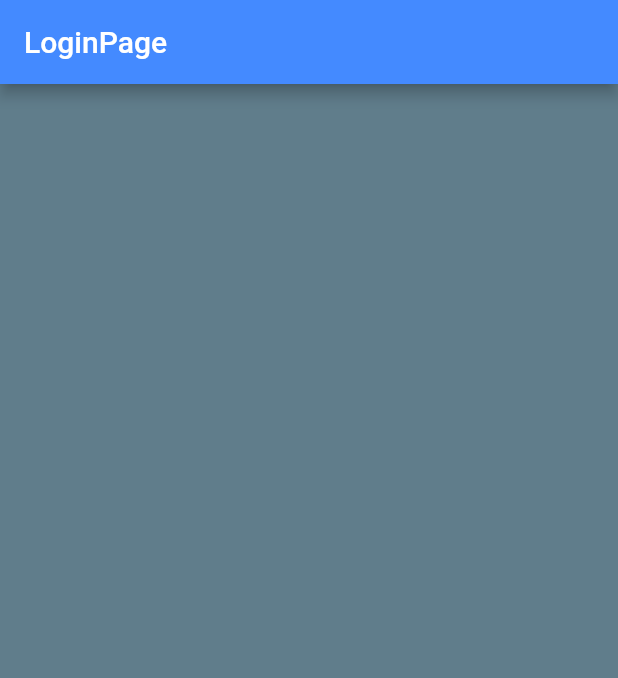
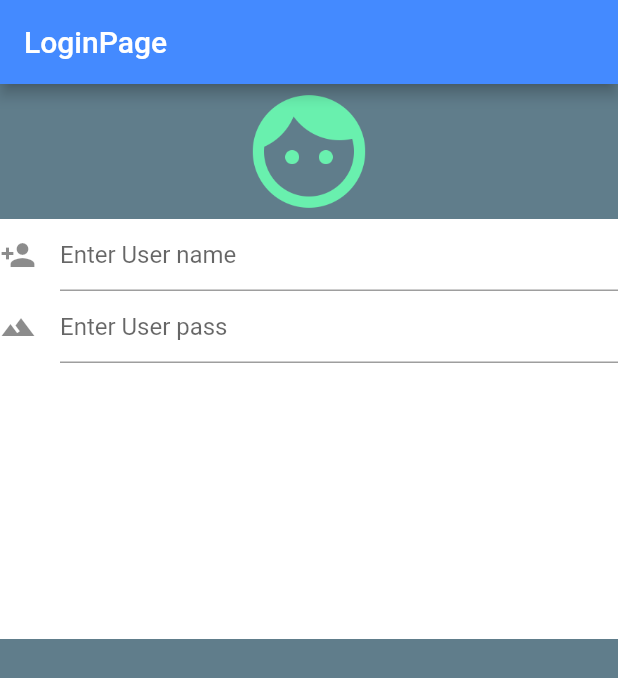
Before and after one commit to ouril/flutter_example, a Flutter app: the screen it shows after launch, on a phone screen of 412 x 824 dp. Shown: the top 678 px of the screen. Run offline on Flutter 3.47's test engine with Material 2 defaults, Android fonts, the phone set to English and light mode, and no system bars.

Commit message:
added input fields in login app

```diff
--- a/login_app/lib/main.dart
+++ b/login_app/lib/main.dart
@@ -2,6 +2,5 @@ import 'package:flutter/material.dart';
 import 'package:login_app/ui/login.dart';
 void main() => runApp(
     MaterialApp(
-      title: 'Flutter Demo',
       home: LoginPage(),
     ));
--- a/login_app/lib/ui/login.dart
+++ b/login_app/lib/ui/login.dart
@@ -13,6 +13,10 @@ class LoginPage extends StatefulWidget {
 
 
 class LoginState extends State<LoginPage>{
+
+  final TextEditingController _userEditingController = new TextEditingController();
+  final TextEditingController _passEditingController = new TextEditingController();
+
   @override
   Widget build(BuildContext context) {
     // TODO: implement build
@@ -23,7 +27,58 @@ class LoginState extends State<LoginPage>{
 
       ),
       backgroundColor: Colors.blueGrey,
-    );
+      body: new Container(
+        alignment: Alignment.topCenter,
+        child: new Column(
+          children: <Widget>[
+            new Image.asset(
+              'images/face.png',
+              width: 90.0,
+              height: 90.0,
+              color: Colors.greenAccent,
+            ),
+            new Container(
+              width: 420.0,
+              height: 280.0,
+              color: Colors.white,
+              alignment: Alignment.topCenter,
+              child: new Column(
+                children: <Widget>[
+                  new Row(
+                    mainAxisAlignment: MainAxisAlignment.spaceBetween ,
+                    children: <Widget>[
+                      Expanded(
+                      child: new Column(
+                        children: <Widget> [
+
+                       new TextField(
+                          controller: _userEditingController,
+                          decoration: new InputDecoration(
+                          hintText: 'Enter User name',
+                          icon: new Icon(Icons.person_add)
+                        ),
+                      ),
+                       new TextField(
+                          controller: _passEditingController,
+                          decoration: new InputDecoration(
+                          hintText: 'Enter User pass',
+                          icon: new Icon(Icons.terrain)
+                      ),
+                    )
+                          ]
+
+                      )),
+
+                ],
+              ),
+              ]
+            ),
+
+        ),
+      ]),
+
+
+    ));
   }
 
 }
--- a/login_app/pubspec.yaml
+++ b/login_app/pubspec.yaml
@@ -37,8 +37,8 @@ flutter:
   uses-material-design: true
 
   # To add assets to your application, add an assets section, like this:
-  # assets:
-  #  - images/a_dot_burr.jpeg
+  assets:
+    - images/
   #  - images/a_dot_ham.jpeg
 
   # An image asset can refer to one or more resolution-specific "variants", see
```
Also changed, not shown: login_app/images/face.png (added).
